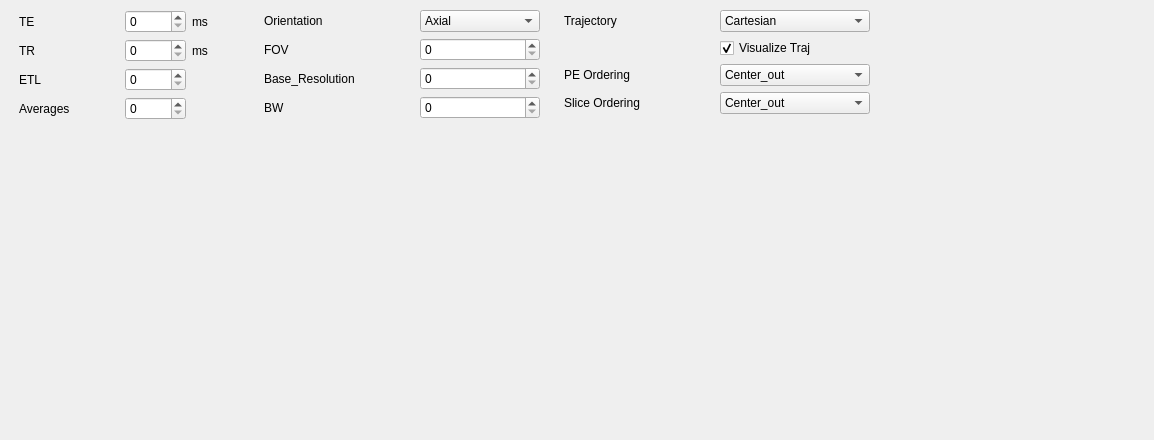
Old version of the form sequences/tse_3D/interface.ui in the repository mri4all/console.
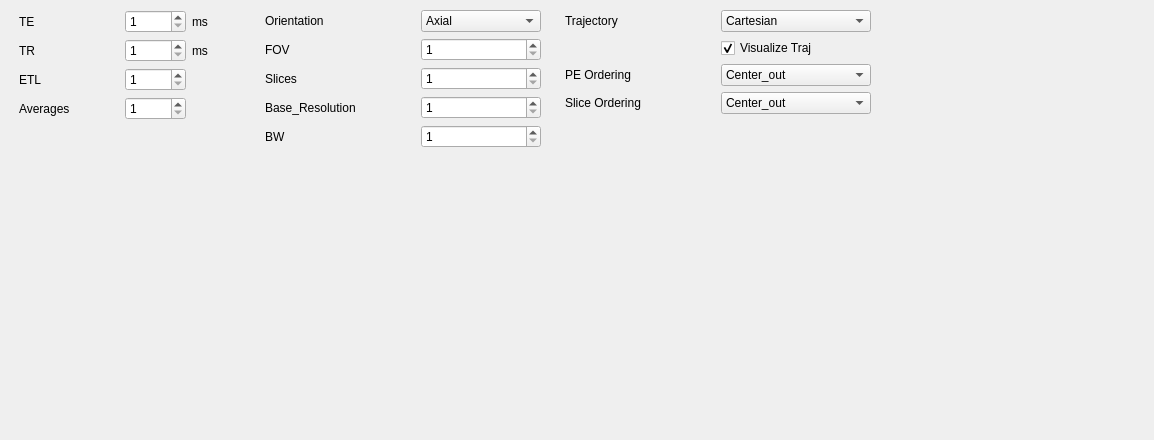
New version of the form.

What changed in the file:
```diff
--- a/sequences/tse_3D/interface.ui
+++ b/sequences/tse_3D/interface.ui
@@ -31,7 +31,7 @@
     <rect>
      <x>19</x>
      <y>10</y>
-     <width>851</width>
+     <width>852</width>
      <height>483</height>
     </rect>
    </property>
@@ -40,6 +40,9 @@
      <layout class="QGridLayout" name="gridLayout">
       <item row="1" column="1">
        <widget class="QSpinBox" name="TRSpinBox">
+        <property name="minimum">
+         <number>1</number>
+        </property>
         <property name="maximum">
          <number>10000</number>
         </property>
@@ -47,6 +50,9 @@
       </item>
       <item row="0" column="1">
        <widget class="QSpinBox" name="TESpinBox">
+        <property name="minimum">
+         <number>1</number>
+        </property>
         <property name="maximum">
          <number>10000</number>
         </property>
@@ -114,10 +120,21 @@
        </widget>
       </item>
       <item row="2" column="1">
-       <widget class="QSpinBox" name="ETL_SpinBox"/>
+       <widget class="QSpinBox" name="ETL_SpinBox">
+        <property name="minimum">
+         <number>1</number>
+        </property>
+        <property name="maximum">
+         <number>256</number>
+        </property>
+       </widget>
       </item>
       <item row="3" column="1">
-       <widget class="QSpinBox" name="NSA_SpinBox"/>
+       <widget class="QSpinBox" name="NSA_SpinBox">
+        <property name="minimum">
+         <number>1</number>
+        </property>
+       </widget>
       </item>
      </layout>
     </item>
@@ -139,13 +156,32 @@
     </item>
     <item>
      <layout class="QGridLayout" name="gridLayout_2">
-      <item row="0" column="0">
-       <widget class="QLabel" name="label_7">
+      <item row="3" column="0">
+       <widget class="QLabel" name="label_9">
+        <property name="minimumSize">
+         <size>
+          <width>150</width>
+          <height>0</height>
+         </size>
+        </property>
         <property name="text">
-         <string>Orientation</string>
+         <string>Base_Resolution</string>
         </property>
        </widget>
       </item>
+      <item row="6" column="0">
+       <spacer name="verticalSpacer_2">
+        <property name="orientation">
+         <enum>Qt::Vertical</enum>
+        </property>
+        <property name="sizeHint" stdset="0">
+         <size>
+          <width>20</width>
+          <height>352</height>
+         </size>
+        </property>
+       </spacer>
+      </item>
       <item row="0" column="1">
        <widget class="QComboBox" name="Orientation_ComboBox">
         <property name="minimumSize">
@@ -195,38 +231,15 @@
           <height>0</height>
          </size>
         </property>
-        <property name="maximum">
-         <number>99999</number>
+        <property name="minimum">
+         <number>1</number>
         </property>
-       </widget>
-      </item>
-      <item row="2" column="0">
-       <widget class="QLabel" name="label_9">
-        <property name="minimumSize">
-         <size>
-          <width>150</width>
-          <height>0</height>
-         </size>
-        </property>
-        <property name="text">
-         <string>Base_Resolution</string>
-        </property>
-       </widget>
-      </item>
-      <item row="2" column="1">
-       <widget class="QSpinBox" name="Base_Resolution_SpinBox">
-        <property name="minimumSize">
-         <size>
-          <width>120</width>
-          <height>0</height>
-         </size>
-        </property>
         <property name="maximum">
          <number>99999</number>
         </property>
        </widget>
       </item>
-      <item row="3" column="0">
+      <item row="5" column="0">
        <widget class="QLabel" name="label_10">
         <property name="text">
          <string>BW</string>
@@ -234,6 +247,29 @@
        </widget>
       </item>
       <item row="3" column="1">
+       <widget class="QSpinBox" name="Base_Resolution_SpinBox">
+        <property name="minimumSize">
+         <size>
+          <width>120</width>
+          <height>0</height>
+         </size>
+        </property>
+        <property name="minimum">
+         <number>1</number>
+        </property>
+        <property name="maximum">
+         <number>1024</number>
+        </property>
+       </widget>
+      </item>
+      <item row="0" column="0">
+       <widget class="QLabel" name="label_7">
+        <property name="text">
+         <string>Orientation</string>
+        </property>
+       </widget>
+      </item>
+      <item row="5" column="1">
        <widget class="QSpinBox" name="BW_SpinBox">
         <property name="minimumSize">
          <size>
@@ -241,23 +277,30 @@
           <height>0</height>
          </size>
         </property>
+        <property name="minimum">
+         <number>1</number>
+        </property>
         <property name="maximum">
          <number>99999</number>
         </property>
        </widget>
       </item>
-      <item row="4" column="0">
-       <spacer name="verticalSpacer_2">
-        <property name="orientation">
-         <enum>Qt::Vertical</enum>
+      <item row="2" column="0">
+       <widget class="QLabel" name="label_13">
+        <property name="text">
+         <string>Slices</string>
         </property>
-        <property name="sizeHint" stdset="0">
-         <size>
-          <width>20</width>
-          <height>352</height>
-         </size>
+       </widget>
+      </item>
+      <item row="2" column="1">
+       <widget class="QSpinBox" name="Slices_SpinBox">
+        <property name="minimum">
+         <number>1</number>
         </property>
-       </spacer>
+        <property name="maximum">
+         <number>256</number>
+        </property>
+       </widget>
       </item>
      </layout>
     </item>
```
Left out of the diff: 26 changed lines with no effect on the pictures.
